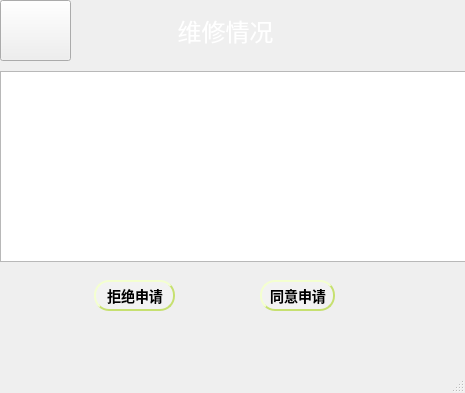
This is mainwindow13.ui in code-aifarmer/Home-appliance-information-management-system- as Qt 5 draws it before an edit. The edited form follows.
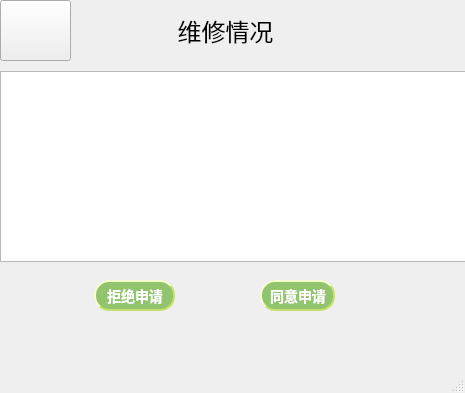
This is the edited form. Icons and pictures are not drawn.

What changed in the file:
```diff
--- a/mainwindow13.ui
+++ b/mainwindow13.ui
@@ -34,11 +34,9 @@
      </font>
     </property>
     <property name="styleSheet">
-     <string notr="true">
- background-color: qlineargradient(x1:0, y1:0, x2:1, y2:1,
-stop:0 #91c46c,stop:1#91c46c);
- 
-color: white; </string>
+     <string notr="true">color: rgb(255, 255, 255);
+QLable{background-image: url(C:/Users/12234/Desktop/9.jpg);colour:white}
+</string>
     </property>
     <property name="text">
      <string>维修情况</string>
@@ -195,11 +193,11 @@
 }
 
 QPushButton {
-background-color: #ffffff;
+background-color: #91c46c;
 color: #ffffff;
-color: black;
+color:white;
                     /* 文字颜色 */
-background-color: #f2f2f2;       /* 背景色 */
+background-color: #91c46c;       /* 背景色 */
 border-style: outset;            /* 边框风格 */
 border-width: 2px;               /* 边框宽度 */
 border-radius: 5px;              /* 边框圆角 */
@@ -238,11 +236,11 @@
 }
 
 QPushButton {
-background-color: #ffffff;
+background-color: #91c46c;
 color: #ffffff;
-color: black;
+color:white;
                     /* 文字颜色 */
-background-color: #f2f2f2;       /* 背景色 */
+background-color: #91c46c;       /* 背景色 */
 border-style: outset;            /* 边框风格 */
 border-width: 2px;               /* 边框宽度 */
 border-radius: 5px;              /* 边框圆角 */
```
Left out of the diff: 179 changed lines with no effect on the pictures.
